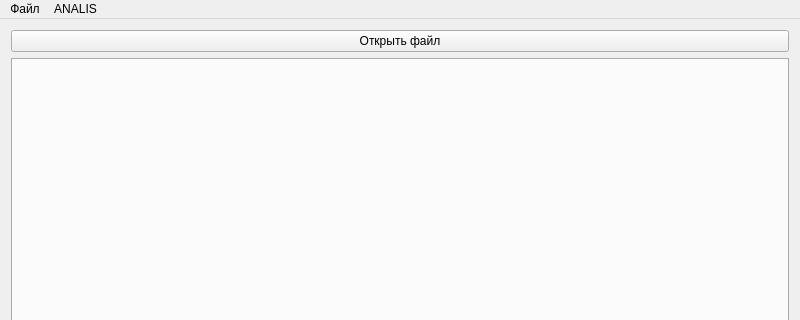
This is mainwindow.ui in de1mos242/USDiplom as Qt 5 draws it before an edit; both pictures show x 0 to 800 and y 0 to 320 of the 800 by 600 pixel window. The edited form follows.
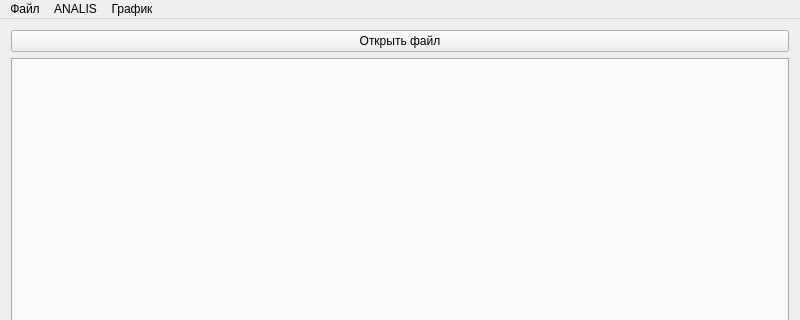
This is the edited form.

```diff
--- a/mainwindow.ui
+++ b/mainwindow.ui
@@ -84,8 +84,17 @@
     <addaction name="ComponentAnalyze"/>
     <addaction name="ElasticMapAnalyze"/>
    </widget>
+   <widget class="QMenu" name="menuGraphic">
+    <property name="title">
+     <string>График</string>
+    </property>
+    <addaction name="menuGraphicShowData"/>
+    <addaction name="menuGraphicShowCoords"/>
+    <addaction name="menuGraphicShowGraphic"/>
+   </widget>
    <addaction name="menuFile"/>
    <addaction name="menuANALIS"/>
+   <addaction name="menuGraphic"/>
   </widget>
   <widget class="QStatusBar" name="statusBar">
    <property name="enabled">
```
Left out of the diff: 33 changed lines with no effect on the pictures.
